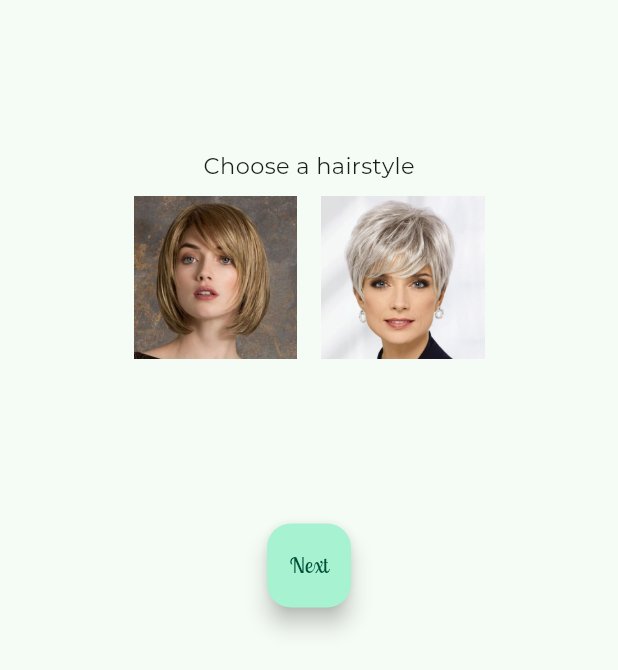
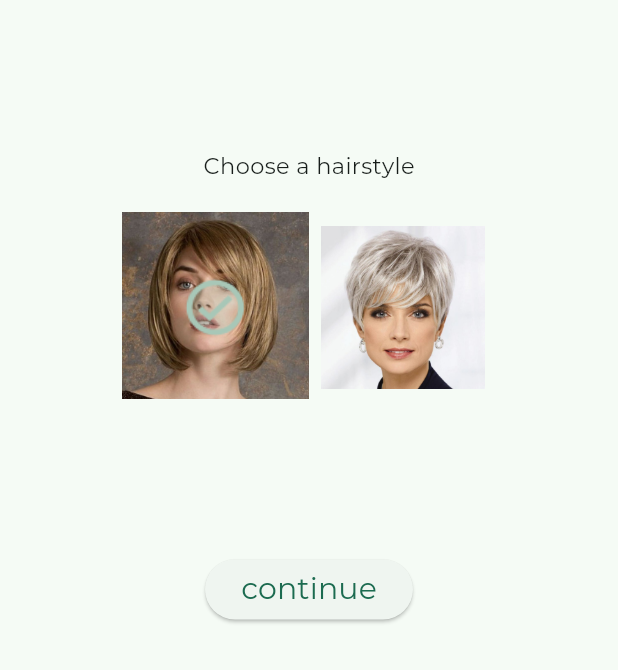
Before and after one commit to belindaalvarado/Senior-Project, a Flutter app: the GalleryScreen screen opened directly, on a phone screen of 412 x 824 dp. Shown: the top 670 px of the screen. Run offline on Flutter 3.47's test engine with Material 2 defaults, Android fonts, the phone set to English and light mode, and no system bars; our stand-ins replace image_picker; missing offline and left inert: whatsapp_camera.

Commit message:
gallery screen works!!

```diff
--- a/lib/screens/gallery_screen.dart
+++ b/lib/screens/gallery_screen.dart
@@ -12,23 +12,23 @@ class GalleryScreen extends StatefulWidget {
 
 class _GalleryScreenState extends State<GalleryScreen> {
   String imageChoice = '';
+  bool isImageSelected = true;
 
   @override
   Widget build(BuildContext context) {
     return Scaffold(
         body: Column(
       children: [
-
         Padding(
-        padding: EdgeInsets.only(top: 100),
+          padding: EdgeInsets.only(top: 100, bottom: 20),
           child: Text(
             'Choose a hairstyle',
             style: TextStyle(
               fontFamily: 'Montserrat',
               fontSize: 15,
             ),
-        ),),
-
+          ),
+        ),
         Row(
           mainAxisAlignment: MainAxisAlignment.center,
           children: [
@@ -37,16 +37,39 @@ class _GalleryScreenState extends State<GalleryScreen> {
                 height: 128,
                 decoration: BoxDecoration(
                   shape: BoxShape.rectangle,
-                  borderRadius: BorderRadius.circular(0),
+                  borderRadius: BorderRadius.circular(20),
                 ),
-                child: IconButton(
-                  icon: Image.asset(
+                child: InkWell(
+                  onTap: () {
+                    setState(() {
+                      isImageSelected = !isImageSelected;
+                      imageChoice = '/short/short_1';
+                    });
+                  },
+                  child: isImageSelected == true
+                      ? Stack(children: <Widget>[
+                          Container(
+                            // margin: EdgeInsets.only(top: 10),
+                            child: Image.asset(
                               'assets/images/short/short_1.png',
                               fit: BoxFit.contain,
                             ),
-                  onPressed: () {
-                    print('selected');
-                  },
+                          ),
+                          Align(
+                            alignment: Alignment.center,
+                            child: Image.asset(
+                              'assets/icons/circle_check_mark.png',
+                              // fit: BoxFit.contain,
+                            ),
+                          )
+                        ])
+                      : Container(
+                          // margin: EdgeInsets.only(top: 10),
+                          child: Image.asset(
+                            'assets/images/short/short_1.png',
+                            fit: BoxFit.contain,
+                          ),
+                        ),
                 )),
             Container(
               width: 125,
@@ -62,7 +85,6 @@ class _GalleryScreenState extends State<GalleryScreen> {
                 ),
                 onPressed: () {
                   imageChoice = '/short/short_2';
-
                 },
               ),
             )
@@ -70,12 +92,16 @@ class _GalleryScreenState extends State<GalleryScreen> {
         ),
         Row(),
         Row(),
-
         Padding(
           padding: EdgeInsets.only(top: 100),
-          child: FloatingActionButton(
-            child: Text('Next'),
+          child: ElevatedButton(
+            child: Text(
+              'continue',
+              style: TextStyle(fontSize: 20, fontFamily: 'Montserrat'),
+            ),
             onPressed: () {
+
+              // Navigator.push(context, MaterialPageRoute(builder: (context) => GeneratingScreen()));
 
             },
           ),
--- a/pubspec.yaml
+++ b/pubspec.yaml
@@ -66,6 +66,7 @@ flutter:
     - assets/empty.jpg
     - assets/images/short/short_1.png
     - assets/images/short/short_2.png
+    - assets/icons/circle_check_mark.png
 
 
   # An image asset can refer to one or more resolution-specific "variants", see
```
Also changed, not shown: lib/screens/upload_picture_screen1.dart (+0 -17 lines), assets/icons/circle_check_mark.png (added). Lines whose indentation alone changed are shown as unchanged.
